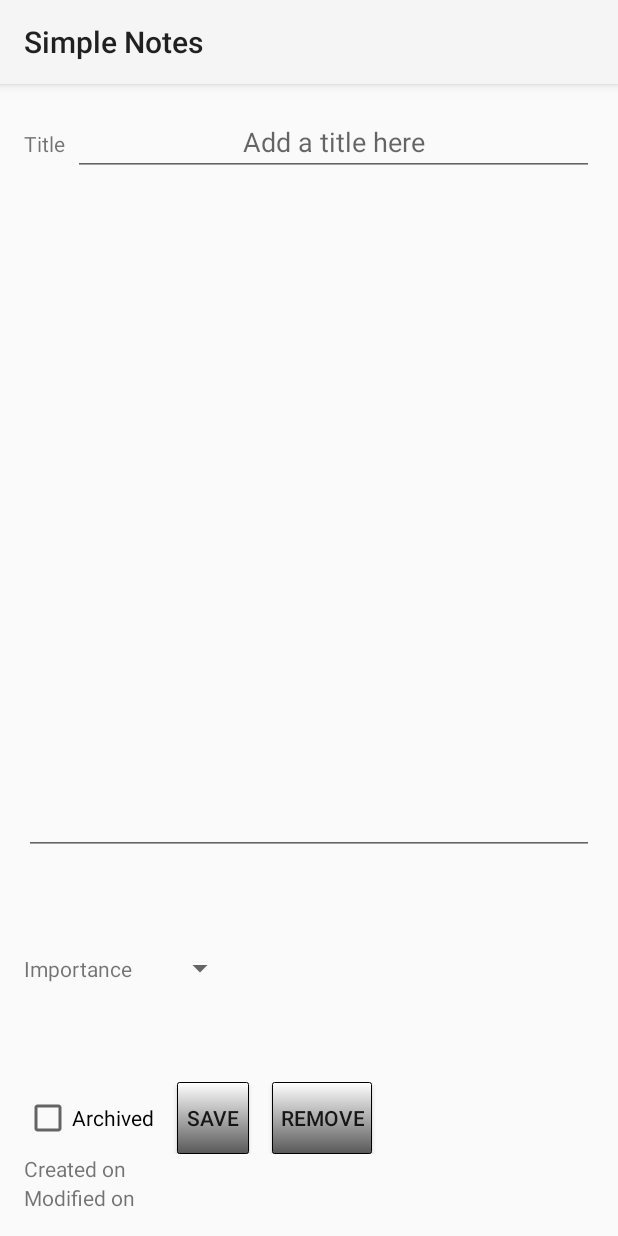
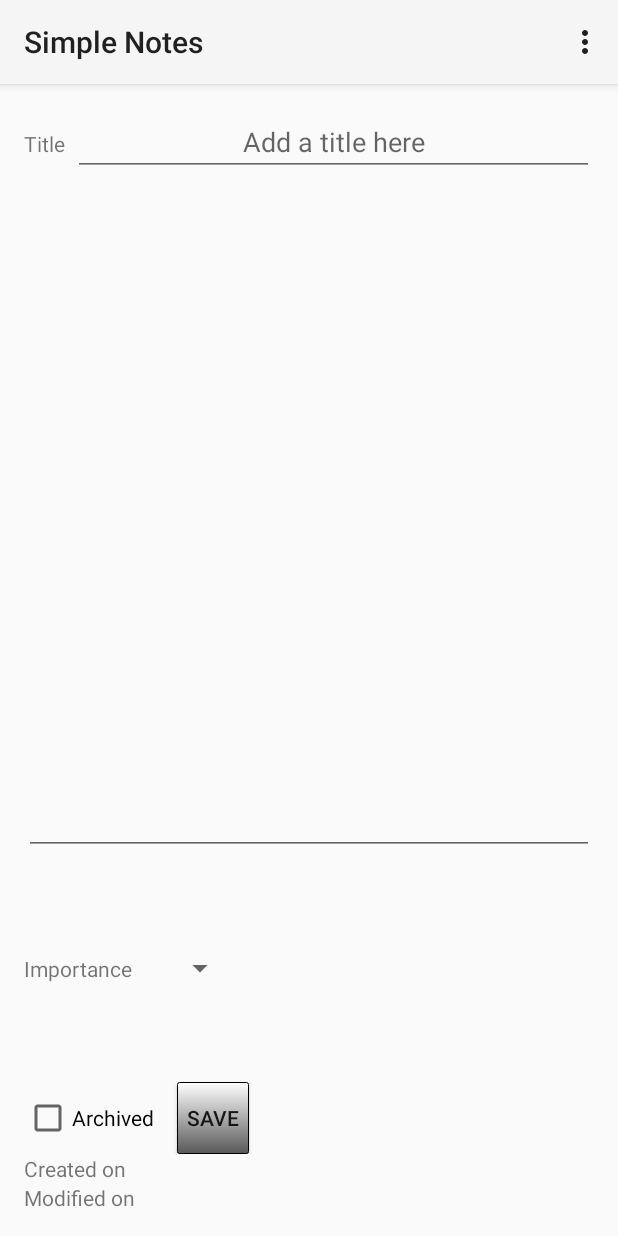
Before and after one commit to Dakstraede/SimpleNotes, an Android app: the fragment DetailsNoteFragment shown on its own in the app's theme, on a phone screen of 412 x 824 dp. Run offline under Robolectric (Android 15) with nearby library versions, the phone set to English and light mode, and no system bars; 1 statement that could not run was skipped.

Commit message:
removed onDestroy override, removed removing fragment on destroy since it's dynamic Remove note with action bar , trash icon

```diff
--- a/app/src/main/java/com/gp19/esgi/simplenotes/DetailsNoteFragment.java
+++ b/app/src/main/java/com/gp19/esgi/simplenotes/DetailsNoteFragment.java
@@ -1,11 +1,12 @@
 package com.gp19.esgi.simplenotes;
-
-
 import android.app.FragmentManager;
 import android.database.sqlite.SQLiteDatabase;
 import android.os.Bundle;
 import android.app.Fragment;
 import android.view.LayoutInflater;
+import android.view.Menu;
+import android.view.MenuInflater;
+import android.view.MenuItem;
 import android.view.View;
 import android.view.ViewGroup;
 import android.widget.ArrayAdapter;
@@ -76,6 +77,7 @@ public class DetailsNoteFragment extends Fragment {
     public View onCreateView(LayoutInflater inflater, ViewGroup container,
                              Bundle savedInstanceState) {
         // Inflate the layout for this fragment
+        setHasOptionsMenu(true);
 
         mNote = getArguments().getParcelable(KEY);
         View view = inflater.inflate(R.layout.fragment_details_note, container, false);
@@ -87,15 +89,6 @@ public class DetailsNoteFragment extends Fragment {
                 saveNote();
             }
         });
-
-        final Button deleteButton = ((Button) view.findViewById(R.id.button2));
-        deleteButton.setOnClickListener(new View.OnClickListener() {
-            @Override
-            public void onClick(View v) {
-                removeNote();
-            }
-        });
-
 
         title = (EditText) view.findViewById(R.id.edit_title);
         content = (EditText) view.findViewById(R.id.edit_content);
@@ -154,5 +147,21 @@ public class DetailsNoteFragment extends Fragment {
         returnMain();
     }
 
+    @Override
+    public void onCreateOptionsMenu(Menu menu, MenuInflater inflater) {
+        inflater.inflate(R.menu.note_details_menu, menu);
+    }
 
+
+    @Override
+    public boolean onOptionsItemSelected(MenuItem item) {
+        // handle item selection
+        switch (item.getItemId()) {
+            case R.id.remove_item:
+                removeNote();
+                return true;
+            default:
+                return super.onOptionsItemSelected(item);
+        }
+    }
 }
--- a/app/src/main/res/layout/fragment_details_note.xml
+++ b/app/src/main/res/layout/fragment_details_note.xml
@@ -90,17 +90,6 @@
             android:layout_marginStart="15dp"
             android:layout_marginLeft="15dp"/>
 
-        <Button
-            style="?android:attr/buttonStyleSmall"
-            android:layout_width="wrap_content"
-            android:layout_height="wrap_content"
-            android:text="@string/remove_button"
-            android:background="@drawable/add_button"
-            android:id="@+id/button2"
-            android:paddingLeft="5dp"
-            android:paddingRight="5dp"
-            android:layout_marginStart="15dp"
-            android:layout_marginLeft="15dp" />
     </LinearLayout>
 
     <LinearLayout
--- /dev/null
+++ b/app/src/main/res/menu/note_details_menu.xml
@@ -0,0 +1,12 @@
+<?xml version="1.0" encoding="utf-8"?>
+<menu xmlns:android="http://schemas.android.com/apk/res/android">
+
+    <item
+        android:id="@+id/remove_item"
+        android:icon="@drawable/ic_action_discard"
+        android:showAsAction="ifRoom"
+        android:orderInCategory="10"
+        android:title="@string/remove_button">
+    </item>
+
+</menu>
```
Also changed, not shown: app/src/main/java/com/gp19/esgi/simplenotes/MainFragment.java (+1 -13 lines), app/src/main/res/drawable-hdpi/ic_action_discard.png (added), app/src/main/res/drawable-mdpi/ic_action_discard.png (added), app/src/main/res/drawable-xhdpi/ic_action_discard.png (added), app/src/main/res/drawable-xxhdpi/ic_action_discard.png (added).
